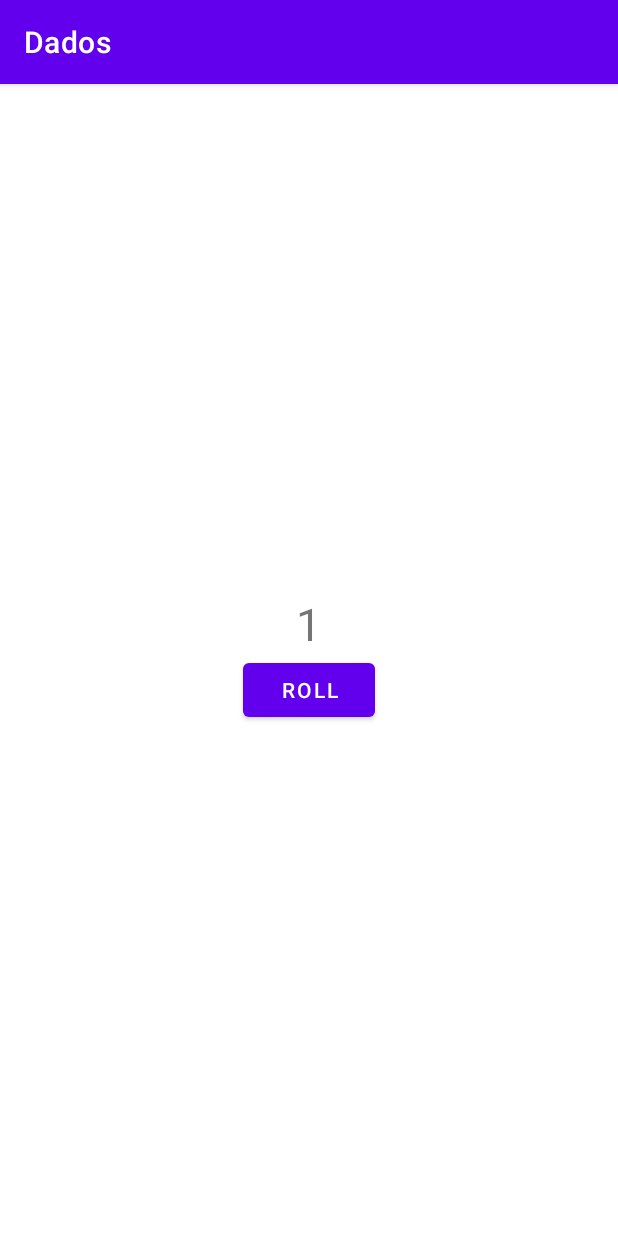
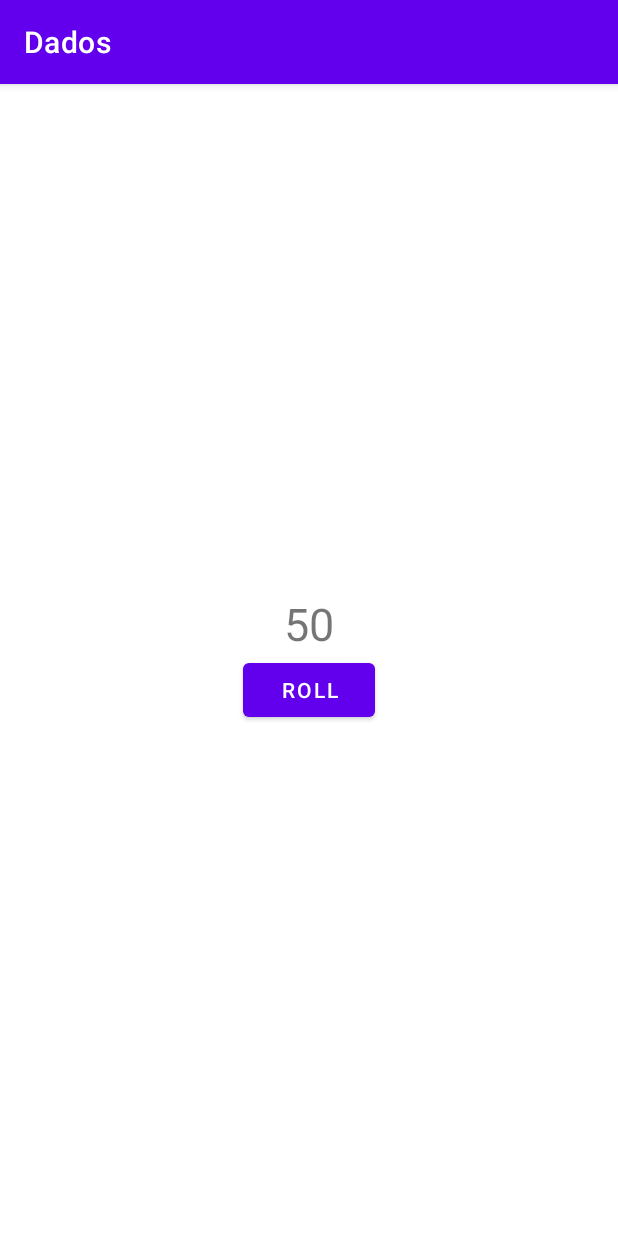
Before and after one commit to RDias1223/Dados, an Android app: the screen it shows after launch (MainActivity), after a tap on "ROLL", on a phone screen of 412 x 824 dp. Run offline under Robolectric (Android 15) with nearby library versions, the phone set to English and light mode, and no system bars.

```diff
--- a/app/src/main/java/com/example/dados/MainActivity.kt
+++ b/app/src/main/java/com/example/dados/MainActivity.kt
@@ -3,7 +3,10 @@ package com.example.dados
 import androidx.appcompat.app.AppCompatActivity
 import android.os.Bundle
 import android.widget.Button
+import android.widget.TextView
 import android.widget.Toast
+import kotlin.random.Random
+import kotlin.random.nextInt
 
 class MainActivity : AppCompatActivity() {
     override fun onCreate(savedInstanceState: Bundle?) {
@@ -11,8 +14,15 @@ class MainActivity : AppCompatActivity() {
         setContentView(R.layout.activity_main)
         val rollButton: Button= findViewById(R.id.roll_Button)
         rollButton.setOnClickListener{
-            Toast.makeText(this,"button clicked",Toast.LENGTH_SHORT).show()
+            girarDado()
         }
 
     }
+
+    private fun girarDado() {
+        val resultText:TextView= findViewById(R.id.result_text)
+        val randomInt=Random.nextInt(65)+1
+        resultText.text=randomInt.toString()
+    }
+
 }
```
